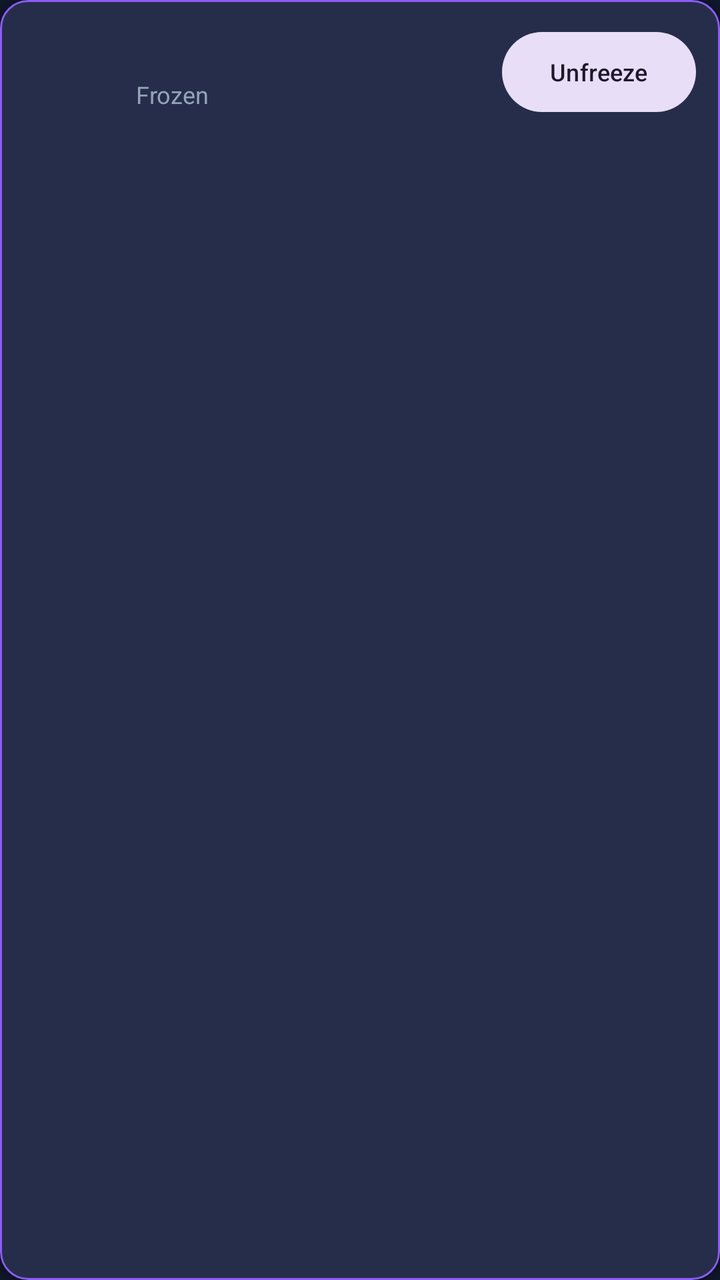
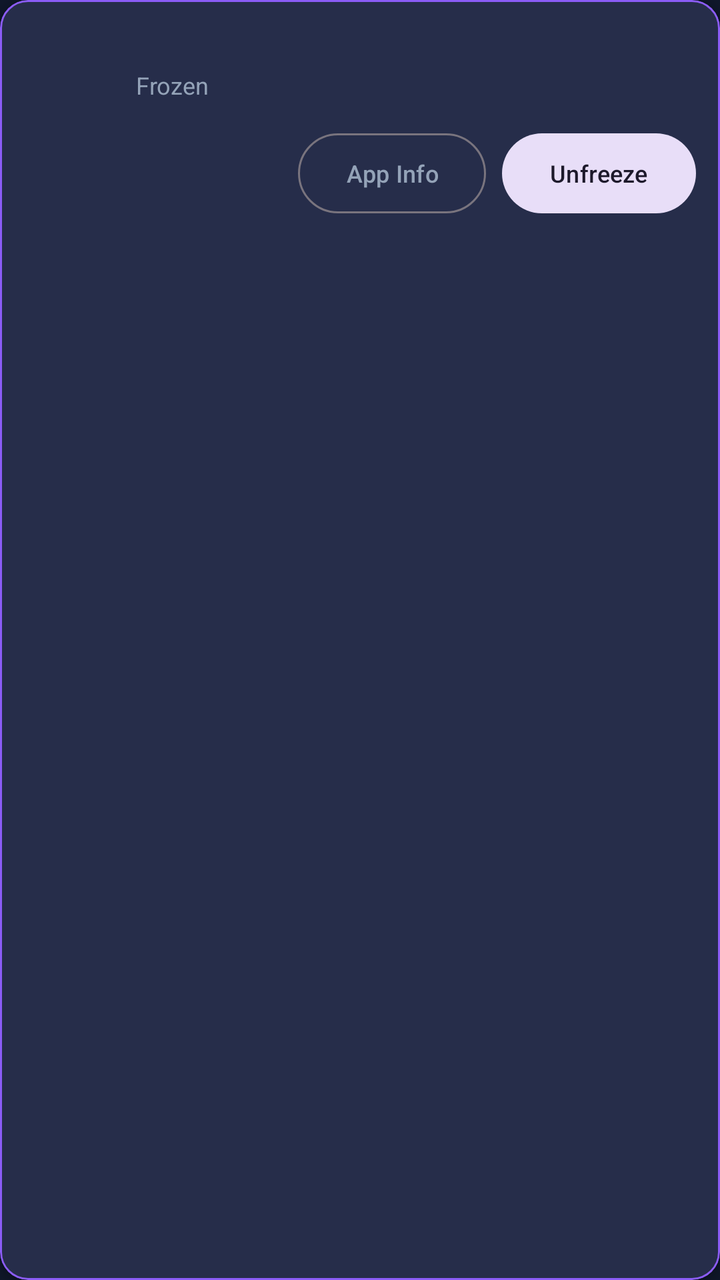

An Android layout rendered at two revisions. The XML below is the earlier revision; the diff shows what the commit changed to produce the second picture.
<!-- AndroidManifest.xml: application theme Theme.SelfPilot -->
<!-- res/layout/item_frozen_app.xml -->
<?xml version="1.0" encoding="utf-8"?>
<com.google.android.material.card.MaterialCardView xmlns:android="http://schemas.android.com/apk/res/android"
    xmlns:app="http://schemas.android.com/apk/res-auto"
    android:layout_width="match_parent"
    android:layout_height="wrap_content"
    android:layout_marginHorizontal="12dp"
    android:layout_marginVertical="6dp"
    app:cardBackgroundColor="@color/card_background"
    app:cardCornerRadius="14dp"
    app:cardElevation="3dp"
    app:strokeColor="@color/purple_accent"
    app:strokeWidth="1dp">

    <androidx.constraintlayout.widget.ConstraintLayout
        android:layout_width="match_parent"
        android:layout_height="wrap_content"
        android:padding="12dp">

        <ImageView
            android:id="@+id/frozen_app_icon"
            android:layout_width="44dp"
            android:layout_height="44dp"
            app:layout_constraintBottom_toBottomOf="parent"
            app:layout_constraintStart_toStartOf="parent"
            app:layout_constraintTop_toTopOf="parent"
            android:contentDescription="App Icon" />

        <LinearLayout
            android:layout_width="0dp"
            android:layout_height="wrap_content"
            android:layout_marginStart="12dp"
            android:layout_marginEnd="8dp"
            android:orientation="vertical"
            app:layout_constraintBottom_toBottomOf="parent"
            app:layout_constraintEnd_toStartOf="@id/btn_unfreeze_item"
            app:layout_constraintStart_toEndOf="@id/frozen_app_icon"
            app:layout_constraintTop_toTopOf="parent">

            <TextView
                android:id="@+id/frozen_app_name"
                android:layout_width="wrap_content"
                android:layout_height="wrap_content"
                android:textColor="@color/text_primary"
                android:textSize="15sp"
                android:textStyle="bold" />

            <TextView
                android:id="@+id/frozen_app_time"
                android:layout_width="wrap_content"
                android:layout_height="wrap_content"
                android:layout_marginTop="2dp"
                android:text="Frozen"
                android:textColor="@color/text_secondary"
                android:textSize="12sp" />

        </LinearLayout>

        <Button
            android:id="@+id/btn_unfreeze_item"
            style="@style/Widget.Material3.Button.TonalButton"
            android:layout_width="wrap_content"
            android:layout_height="wrap_content"
            android:text="Unfreeze"
            android:textSize="12sp"
            app:layout_constraintBottom_toBottomOf="parent"
            app:layout_constraintEnd_toEndOf="parent"
            app:layout_constraintTop_toTopOf="parent" />

    </androidx.constraintlayout.widget.ConstraintLayout>

</com.google.android.material.card.MaterialCardView>
<!-- resources referenced by this layout -->
<resources>
  <color name="card_background">#1E293B</color>
  <color name="purple_accent">#8B5CF6</color>
  <color name="text_primary">#F8FAFC</color>
  <color name="text_secondary">#94A3B8</color>
  <style name="Theme.SelfPilot" parent="Base.Theme.SelfPilot" />
  <style name="Base.Theme.SelfPilot" parent="Theme.Material3.DayNight.NoActionBar">
          
          <item name="colorPrimary">@color/purple_accent</item>
          <item name="colorPrimaryVariant">@color/electric_blue</item>
          <item name="colorOnPrimary">@color/white</item>
          <item name="colorSecondary">@color/electric_blue</item>
          <item name="colorSecondaryVariant">@color/purple_accent_light</item>
          <item name="colorOnSecondary">@color/white</item>
          <item name="android:colorBackground">@color/background_dark</item>
          <item name="colorSurface">@color/card_background</item>
          <item name="colorOnSurface">@color/text_primary</item>
          <item name="android:textColorPrimary">@color/text_primary</item>
          <item name="android:textColorSecondary">@color/text_secondary</item>
          <item name="android:statusBarColor">@color/background_dark</item>
          <item name="android:navigationBarColor">@color/background_dark</item>
          <item name="bottomNavigationStyle">@style/Widget.MaterialComponents.BottomNavigationView.Colored</item>
      </style>
  <color name="electric_blue">#3B82F6</color>
  <color name="white">#FFFFFFFF</color>
  <color name="purple_accent_light">#A78BFA</color>
  <color name="background_dark">#0F172A</color>
</resources>

<!-- the commit's change to res/layout/item_frozen_app.xml (unified diff, before → after) -->
@@ -20,19 +20,18 @@
             android:id="@+id/frozen_app_icon"
             android:layout_width="44dp"
             android:layout_height="44dp"
-            app:layout_constraintBottom_toBottomOf="parent"
             app:layout_constraintStart_toStartOf="parent"
             app:layout_constraintTop_toTopOf="parent"
-            android:contentDescription="App Icon" />
+            android:contentDescription="@string/app_name" />
 
         <LinearLayout
+            android:id="@+id/layout_titles"
             android:layout_width="0dp"
             android:layout_height="wrap_content"
             android:layout_marginStart="12dp"
             android:layout_marginEnd="8dp"
             android:orientation="vertical"
-            app:layout_constraintBottom_toBottomOf="parent"
-            app:layout_constraintEnd_toStartOf="@id/btn_unfreeze_item"
+            app:layout_constraintEnd_toEndOf="parent"
             app:layout_constraintStart_toEndOf="@id/frozen_app_icon"
             app:layout_constraintTop_toTopOf="parent">
 
@@ -52,19 +51,36 @@
                 android:text="Frozen"
                 android:textColor="@color/text_secondary"
                 android:textSize="12sp" />
-
         </LinearLayout>
 
-        <Button
-            android:id="@+id/btn_unfreeze_item"
-            style="@style/Widget.Material3.Button.TonalButton"
-            android:layout_width="wrap_content"
+        <LinearLayout
+            android:layout_width="0dp"
             android:layout_height="wrap_content"
-            android:text="Unfreeze"
-            android:textSize="12sp"
-            app:layout_constraintBottom_toBottomOf="parent"
+            android:layout_marginTop="12dp"
+            android:gravity="end"
+            android:orientation="horizontal"
             app:layout_constraintEnd_toEndOf="parent"
-            app:layout_constraintTop_toTopOf="parent" />
+            app:layout_constraintStart_toStartOf="parent"
+            app:layout_constraintTop_toBottomOf="@id/layout_titles">
+
+            <Button
+                android:id="@+id/btn_system_info_item"
+                style="@style/Widget.Material3.Button.OutlinedButton"
+                android:layout_width="wrap_content"
+                android:layout_height="wrap_content"
+                android:layout_marginEnd="8dp"
+                android:text="App Info"
+                android:textColor="@color/text_secondary"
+                android:textSize="12sp" />
+
+            <Button
+                android:id="@+id/btn_unfreeze_item"
+                style="@style/Widget.Material3.Button.TonalButton"
+                android:layout_width="wrap_content"
+                android:layout_height="wrap_content"
+                android:text="Unfreeze"
+                android:textSize="12sp" />
+        </LinearLayout>
 
     </androidx.constraintlayout.widget.ConstraintLayout>
 
<!-- resource entries referenced after the edit -->
@@ -4,6 +4,7 @@
   <color name="purple_accent">#8B5CF6</color>
   <color name="text_primary">#F8FAFC</color>
   <color name="text_secondary">#94A3B8</color>
+  <string name="app_name">SelfPilot</string>
   <style name="Theme.SelfPilot" parent="Base.Theme.SelfPilot" />
   <style name="Base.Theme.SelfPilot" parent="Theme.Material3.DayNight.NoActionBar">
           
